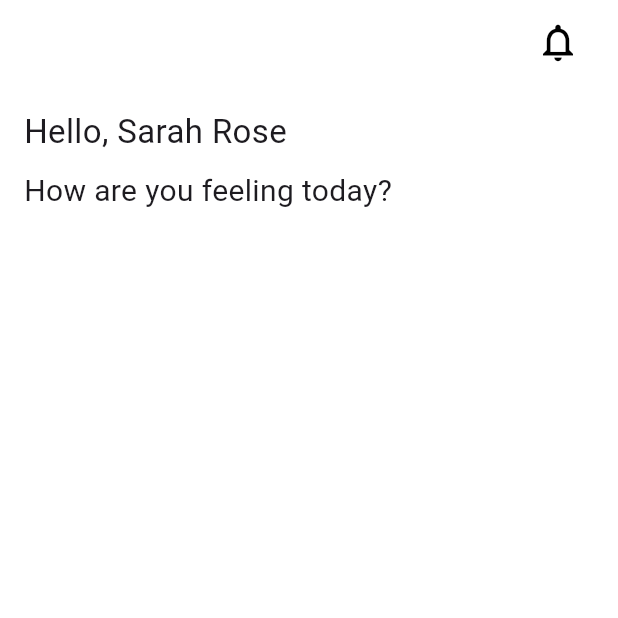
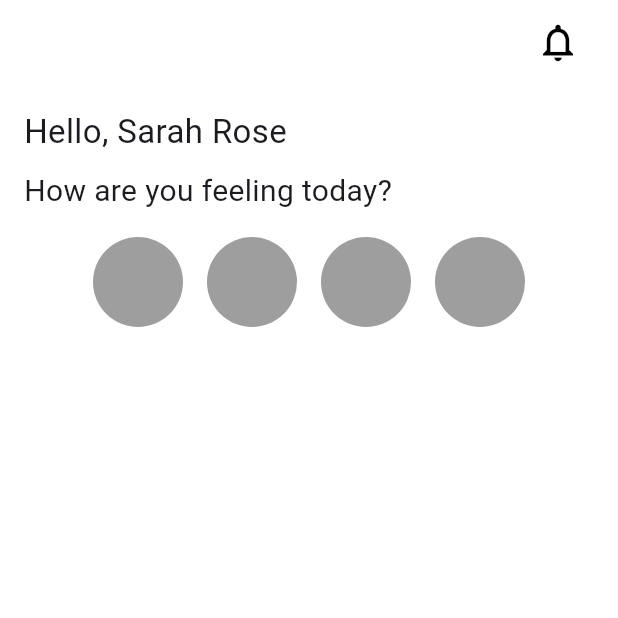
Before and after one commit to Sena-dogan/hero_case, a Flutter app: the screen it shows after launch, on a phone screen of 412 x 824 dp, the top half of it. Run offline on Flutter 3.47's test engine with Material 2 defaults, Android fonts, the phone set to English and light mode, and no system bars; our stand-ins replace gap.

Commit message:
add feeling bubbles

```diff
--- a/lib/home_page.dart
+++ b/lib/home_page.dart
@@ -1,6 +1,7 @@
 import 'package:flutter/material.dart';
 import 'package:flutter/services.dart';
 import 'package:gap/gap.dart';
+import 'package:hero_case/widgets/feeling_bubbles.dart';
 
 class MyHomePage extends StatelessWidget {
   const MyHomePage({super.key});
@@ -62,6 +63,16 @@ class MyHomePage extends StatelessWidget {
               ),
             ),
           ),
+          Gap(8),
+          Row(
+            mainAxisAlignment: MainAxisAlignment.center,
+            children: [
+              FeelingBubble(text: 'Love'),
+              FeelingBubble(text: 'Cool'),
+              FeelingBubble(text: 'Happy'),
+              FeelingBubble(text: 'Sad'),
+            ],
+          )
         ],
       ),
     );
--- /dev/null
+++ b/lib/widgets/feeling_bubbles.dart
@@ -0,0 +1,33 @@
+import 'package:flutter/material.dart';
+import 'package:gap/gap.dart';
+
+class FeelingBubble extends StatelessWidget {
+  const FeelingBubble({super.key, required this.text});
+  final String text;
+
+  @override
+  Widget build(BuildContext context) {
+    return Padding(
+      padding: const EdgeInsets.all(8.0),
+      child: Column(
+        children: [
+          Container(
+            width: 60,
+            height: 60,
+            decoration: BoxDecoration(
+              shape: BoxShape.circle,
+              color: Colors.grey[500],
+            ),
+          ),
+          const Gap(8),
+          SizedBox(
+            child: Text(
+              text,
+              style: const TextStyle(color: Colors.white),
+            ),
+          ),
+        ],
+      ),
+    );
+  }
+}
```
